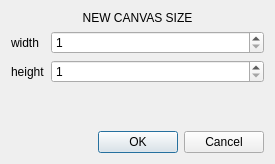
Old version of the form lib/resizedialog/resizedialog.ui in the repository BigCubeCat/paint.
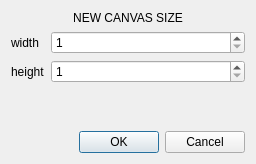
New version of the form. Icons and pictures are not drawn.

The edit to the form file:
```diff
--- a/lib/resizedialog/resizedialog.ui
+++ b/lib/resizedialog/resizedialog.ui
@@ -6,10 +6,16 @@
    <rect>
     <x>0</x>
     <y>0</y>
-    <width>275</width>
+    <width>256</width>
     <height>164</height>
    </rect>
   </property>
+  <property name="maximumSize">
+   <size>
+    <width>256</width>
+    <height>256</height>
+   </size>
+  </property>
   <property name="windowTitle">
    <string>Dialog</string>
   </property>
```
Left out of the diff: 15 changed lines with no effect on the pictures.
